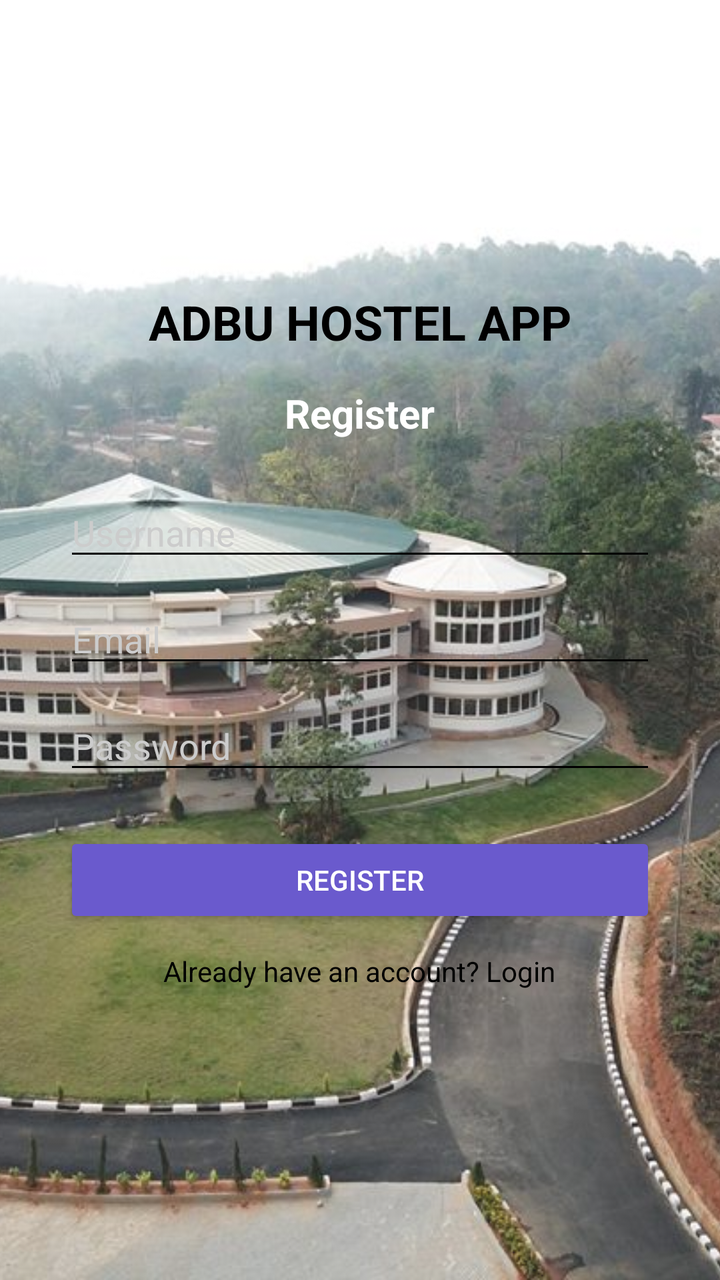
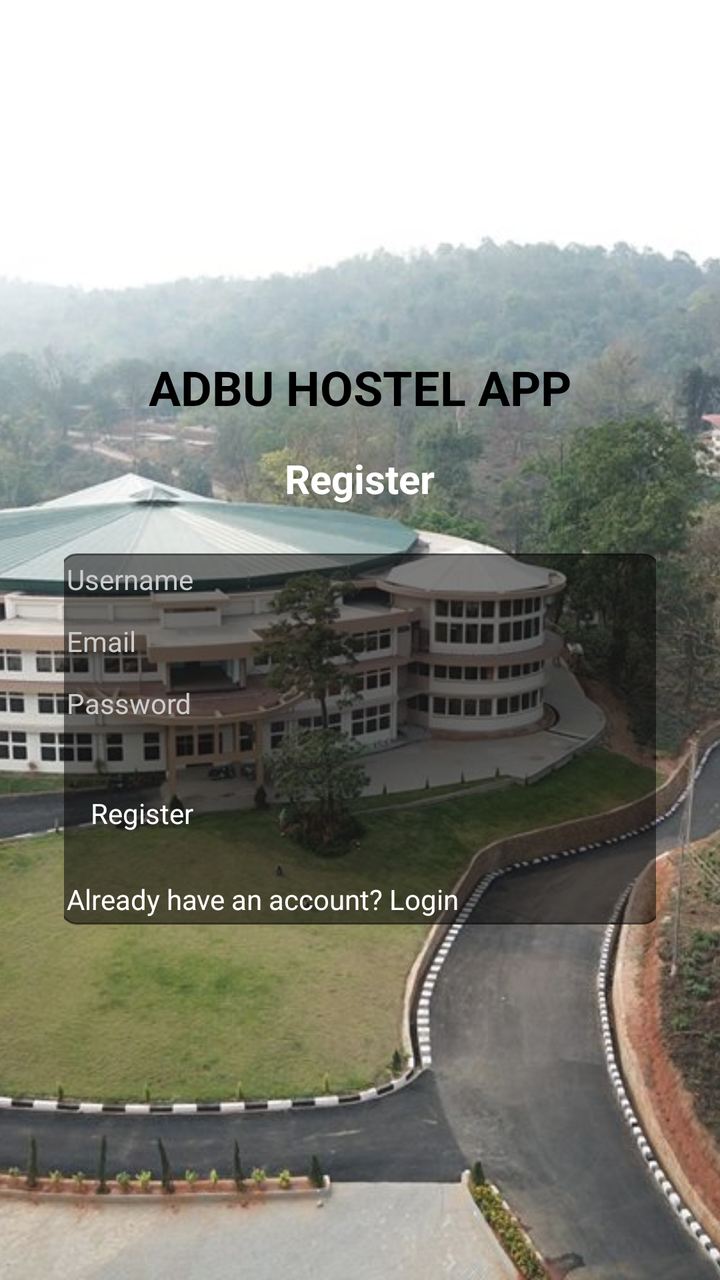

Before-and-after screenshots of an Android layout around one commit, followed by the original layout XML and the change that was made.
<!-- AndroidManifest.xml: fallback theme Theme.MaterialComponents.DayNight.NoActionBar -->
<!-- res/layout/activity_register.xml -->
<?xml version="1.0" encoding="utf-8"?>
<FrameLayout xmlns:android="http://schemas.android.com/apk/res/android"
    android:layout_width="match_parent"
    android:layout_height="match_parent"
    android:background="@color/white">

    <ImageView
        android:layout_width="match_parent"
        android:layout_height="match_parent"
        android:src="@drawable/adbuhostel"
        android:scaleType="centerCrop"
        android:alpha="0.9" />

    <LinearLayout
        android:orientation="vertical"
        android:gravity="center"
        android:padding="32dp"
        android:layout_width="match_parent"
        android:layout_height="match_parent">

        <TextView
            android:text="ADBU HOSTEL APP"
            android:textSize="24sp"
            android:textStyle="bold"
            android:textColor="@color/black"
            android:layout_marginBottom="16dp"
            android:gravity="center"
            android:layout_width="wrap_content"
            android:layout_height="wrap_content" />

        <TextView
            android:text="Register"
            android:textSize="20sp"
            android:textStyle="bold"
            android:textColor="#FFFFFF"
            android:layout_marginBottom="24dp"
            android:gravity="center"
            android:layout_width="wrap_content"
            android:layout_height="wrap_content" />

        <EditText
            android:id="@+id/etRegUsername"
            android:hint="Username"
            android:inputType="text"
            android:backgroundTint="@color/black"
            android:textColor="#FFFFFF"
            android:textColorHint="#CCCCCC"
            android:layout_width="match_parent"
            android:layout_height="wrap_content" />

        <EditText
            android:id="@+id/etRegEmail"
            android:hint="Email"
            android:inputType="textEmailAddress"
            android:backgroundTint="@color/black"
            android:textColor="#FFFFFF"
            android:textColorHint="#CCCCCC"
            android:layout_width="match_parent"
            android:layout_height="wrap_content"
            android:layout_marginTop="12dp" />

        <EditText
            android:id="@+id/etRegPassword"
            android:hint="Password"
            android:inputType="textPassword"
            android:backgroundTint="@color/black"
            android:textColor="#FFFFFF"
            android:textColorHint="#CCCCCC"
            android:layout_width="match_parent"
            android:layout_height="wrap_content"
            android:layout_marginTop="12dp" />

        <Button
            android:id="@+id/btnRegister"
            android:text="Register"
            android:backgroundTint="#6A5ACD"
            android:textColor="#FFFFFF"
            android:layout_width="match_parent"
            android:layout_height="wrap_content"
            android:layout_marginTop="24dp"
            android:padding="12dp" />

        <TextView
            android:id="@+id/tvBackToLogin"
            android:text="Already have an account? Login"
            android:textColor="@color/black"
            android:textSize="14sp"
            android:layout_marginTop="12dp"
            android:layout_width="wrap_content"
            android:layout_height="wrap_content" />

    </LinearLayout>

</FrameLayout>
<!-- resources referenced by this layout -->
<resources>
  <color name="black">#FF000000</color>
  <color name="white">#FFFFFFFF</color>
  <!-- drawable adbuhostel: jpeg bitmap (drawable, 131916 bytes) -->
</resources>

<!-- the commit's change to res/layout/activity_register.xml (unified diff, before → after) -->
@@ -37,6 +37,14 @@
             android:gravity="center"
             android:layout_width="wrap_content"
             android:layout_height="wrap_content" />
+
+    <LinearLayout
+        android:layout_width="300dp"
+        android:layout_height="wrap_content"
+        android:orientation="vertical"
+        android:padding="10px"
+        android:background="@drawable/rounded_edittext"
+        android:backgroundTint="@color/transparent_black_50_percent">
 
         <EditText
             android:id="@+id/etRegUsername"
@@ -83,11 +91,12 @@
         <TextView
             android:id="@+id/tvBackToLogin"
             android:text="Already have an account? Login"
-            android:textColor="@color/black"
+            android:textColor="@color/white"
             android:textSize="14sp"
             android:layout_marginTop="12dp"
             android:layout_width="wrap_content"
             android:layout_height="wrap_content" />
+    </LinearLayout>
 
     </LinearLayout>
 
<!-- resource entries referenced after the edit -->
@@ -1,7 +1,23 @@
 <!-- resources referenced by this layout -->
 <resources>
   <color name="black">#FF000000</color>
+  <color name="transparent_black_50_percent">#80000000</color>
   <color name="white">#FFFFFFFF</color>
   <!-- drawable adbuhostel: jpeg bitmap (drawable, 131916 bytes) -->
+  <!-- drawable rounded_edittext (drawable) -->
+  <?xml version="1.0" encoding="utf-8"?>
+  <shape xmlns:android="http://schemas.android.com/apk/res/android">
+      <solid android:color="@android:color/white" />
+      <stroke android:width="1dp" android:color="#BDBDBD" />
+      <corners android:radius="8dp" />
+      <padding
+          android:left="8dp"
+          android:top="8dp"
+          android:right="8dp"
+          android:bottom="8dp" />
+  </shape>
+  <style name="Theme.ADBUHostelApp" parent="Theme.Material3.DayNight.NoActionBar">
+          
+      </style>
 </resources>
 
